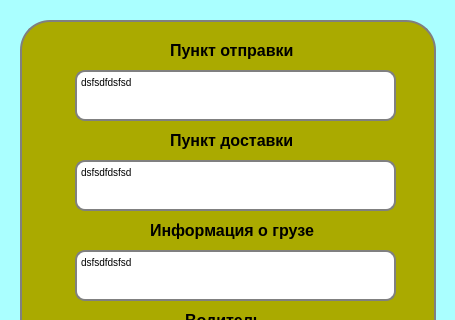
Old version of the form QtUI/UI_ConfirmOrder.ui in the repository ItsCetrion/Kursach; both pictures show x 0 to 455 and y 0 to 320 of the 455 by 569 pixel window.
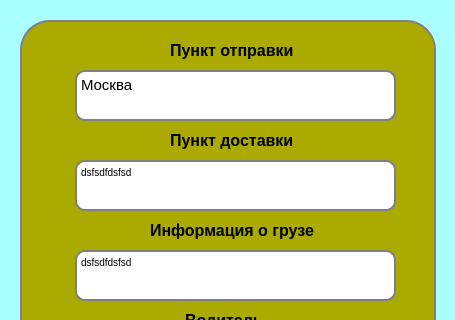
New version of the form.

```diff
--- a/QtUI/UI_ConfirmOrder.ui
+++ b/QtUI/UI_ConfirmOrder.ui
@@ -46,6 +46,12 @@
        <height>51</height>
       </rect>
      </property>
+     <property name="font">
+      <font>
+       <family>Arial</family>
+       <pointsize>11</pointsize>
+      </font>
+     </property>
      <property name="styleSheet">
       <string notr="true">background-color: rgb(255, 255, 255);
 border-radius: 10px</string>
@@ -54,8 +60,9 @@
       <string>&lt;!DOCTYPE HTML PUBLIC &quot;-//W3C//DTD HTML 4.0//EN&quot; &quot;http://www.w3.org/TR/REC-html40/strict.dtd&quot;&gt;
 &lt;html&gt;&lt;head&gt;&lt;meta name=&quot;qrichtext&quot; content=&quot;1&quot; /&gt;&lt;style type=&quot;text/css&quot;&gt;
 p, li { white-space: pre-wrap; }
-&lt;/style&gt;&lt;/head&gt;&lt;body style=&quot; font-family:'MS Shell Dlg 2'; font-size:7.8pt; font-weight:400; font-style:normal;&quot;&gt;
-&lt;p style=&quot; margin-top:0px; margin-bottom:0px; margin-left:0px; margin-right:0px; -qt-block-indent:0; text-indent:0px;&quot;&gt;dsfsdfdsfsd&lt;/p&gt;&lt;/body&gt;&lt;/html&gt;</string>
+&lt;/style&gt;&lt;/head&gt;&lt;body style=&quot; font-family:'Arial'; font-size:11pt; font-weight:400; font-style:normal;&quot;&gt;
+&lt;p style=&quot; margin-top:0px; margin-bottom:0px; margin-left:0px; margin-right:0px; -qt-block-indent:0; text-indent:0px;&quot;&gt;Москва&lt;/p&gt;
+&lt;p style=&quot;-qt-paragraph-type:empty; margin-top:0px; margin-bottom:0px; margin-left:0px; margin-right:0px; -qt-block-indent:0; text-indent:0px;&quot;&gt;&lt;br /&gt;&lt;/p&gt;&lt;/body&gt;&lt;/html&gt;</string>
      </property>
     </widget>
     <widget class="QTextEdit" name="textEdit_Delivery">
```
Left out of the diff: 32 changed lines with no effect on the pictures.
